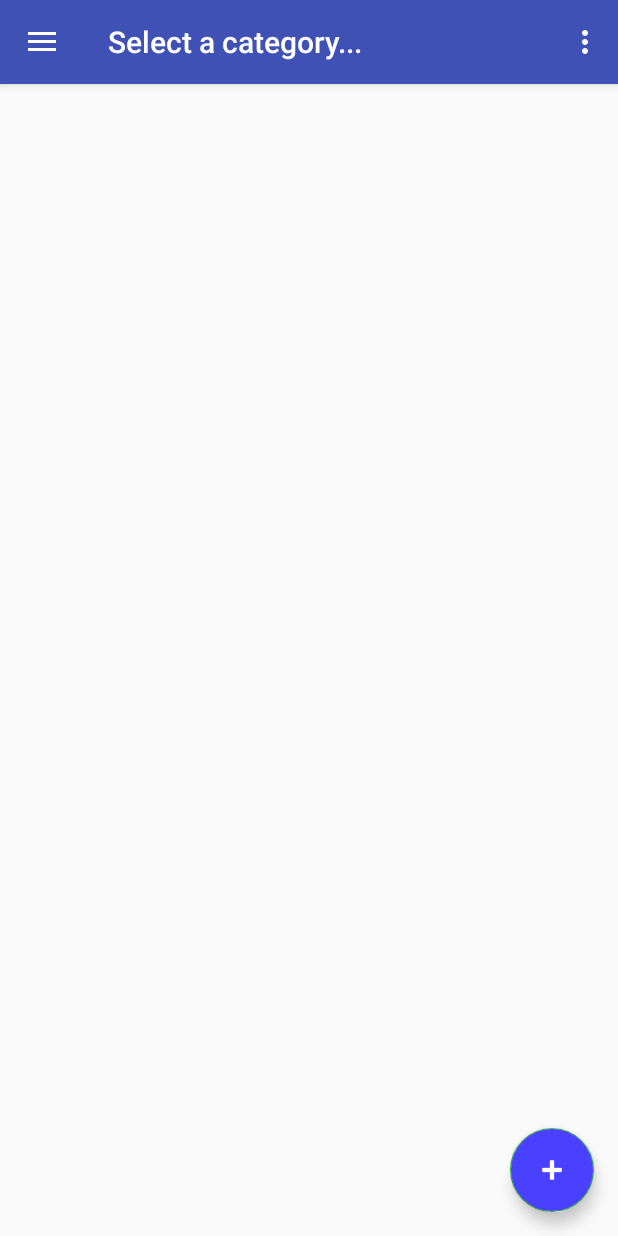
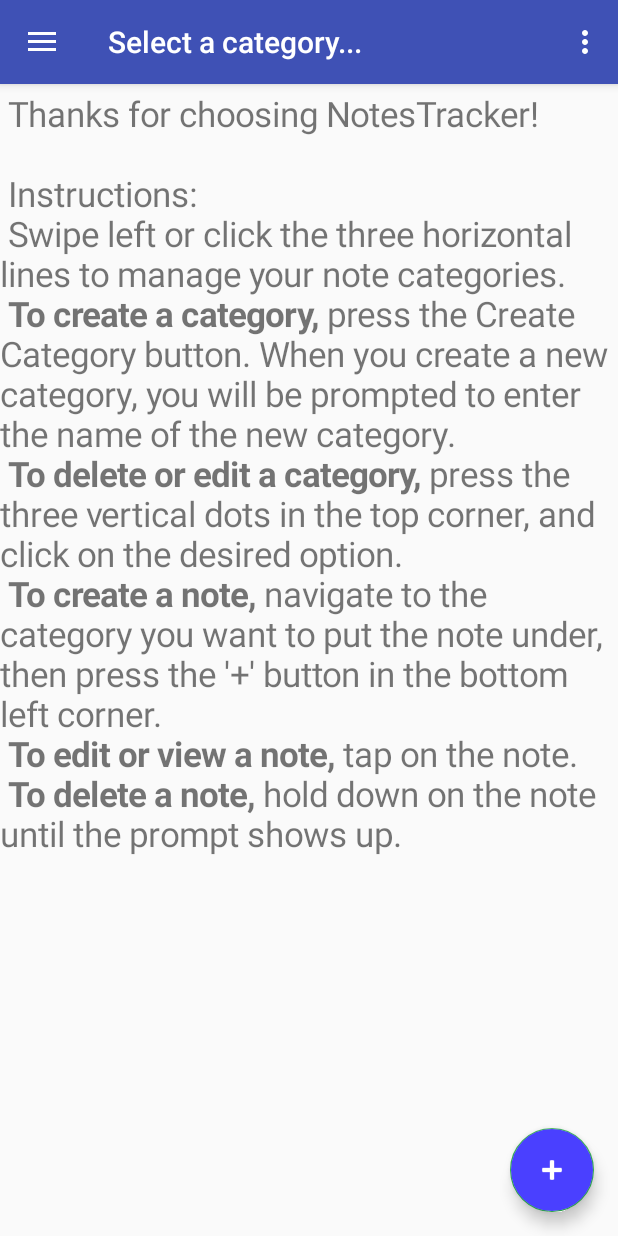
Before and after one commit to hornungt/NotesTracker, an Android app: the screen it shows after launch (MainActivity), on a phone screen of 412 x 824 dp. Run offline under Robolectric (Android 15) with nearby library versions, the phone set to English and light mode, and no system bars.

Commit message:
Added instructions screen. Added comments

```diff
--- a/app/src/main/java/hornungt/com/notestracker/MainActivity.java
+++ b/app/src/main/java/hornungt/com/notestracker/MainActivity.java
@@ -5,6 +5,7 @@ import android.support.design.widget.FloatingActionButton;
 import android.support.v4.app.DialogFragment;
 import android.support.v4.app.Fragment;
 import android.support.v4.app.FragmentTransaction;
+import android.util.TypedValue;
 import android.view.View;
 import android.support.design.widget.NavigationView;
 import android.support.v4.view.GravityCompat;
@@ -15,6 +16,7 @@ import android.support.v7.widget.Toolbar;
 import android.view.Menu;
 import android.view.MenuItem;
 import android.widget.LinearLayout;
+import android.widget.TextView;
 
 import hornungt.com.notestracker.Controller.NoteController;
 import hornungt.com.notestracker.Model.Note;
@@ -62,6 +64,10 @@ public class MainActivity extends AppCompatActivity
         navigationView.setNavigationItemSelectedListener(this);
 
         list = findViewById(R.id.note_view_list);
+        TextView instructions = new TextView(this);
+        instructions.setTextSize(TypedValue.COMPLEX_UNIT_SP, 23);
+        instructions.setText(R.string.instructions);
+        list.addView(instructions);
 
         categoryMenu = navigationView.getMenu().addSubMenu("Categories");
         refreshMenu(null);
--- a/app/src/main/java/hornungt/com/notestracker/View/Fragment/CategoryFragment.java
+++ b/app/src/main/java/hornungt/com/notestracker/View/Fragment/CategoryFragment.java
@@ -20,11 +20,6 @@ public abstract class CategoryFragment extends DialogFragment {
     private TextInputLayout titleLayout;
 
     private OnDataPass passer;
-
-    @Override
-    public View onCreateView(LayoutInflater inflater, ViewGroup container, Bundle savedInstanceState){
-        return inflater.inflate(R.layout.category_dialog, container, false);
-    }
 
     @Override
     public Dialog onCreateDialog(Bundle savedInstanceState){
--- a/app/src/main/java/hornungt/com/notestracker/View/Fragment/NoteFragment.java
+++ b/app/src/main/java/hornungt/com/notestracker/View/Fragment/NoteFragment.java
@@ -22,11 +22,6 @@ public abstract class NoteFragment extends DialogFragment {
     private TextInputLayout titleLayout, descriptionLayout;
 
     private OnDataPass passer;
-
-    @Override
-    public View onCreateView(LayoutInflater inflater, ViewGroup container, Bundle savedInstanceState) {
-        return inflater.inflate(R.layout.note_dialog, container, false);
-    }
 
     @Override
     public Dialog onCreateDialog(Bundle savedInstanceState) {
--- a/app/src/main/res/values/strings.xml
+++ b/app/src/main/res/values/strings.xml
@@ -14,4 +14,18 @@
     <string name="insert_note_title_hint">Note title &#8230;</string>
     <string name="insert_note_description_hint">Description &#8230;</string>
     <string name="invalid_category_alert">Invalid category name</string>
+    <string name="instructions">
+        Thanks for choosing NotesTracker!\n\n
+        Instructions:\n
+        Swipe left or click the three horizontal lines to manage your note categories.\n
+        <b>To create a category,</b> press the "Create Category" button.
+        When you create a new category, you will be prompted to enter the name of the new category.\n
+        <b>To delete or edit a category,</b> press the three vertical dots in the top corner,
+        and click on the desired option.\n
+        <b>To create a note,</b> navigate to the category you want to put the note under, then
+        press the \'+\' button in the bottom left corner.\n
+        <b>To edit or view a note,</b> tap on the note.\n
+        <b>To delete a note,</b> hold down on the note until the prompt shows up.\n
+
+    </string>
 </resources>
```
Also changed, not shown: app/src/main/java/hornungt/com/notestracker/Model/Note.java (+15 -1 lines), app/src/main/java/hornungt/com/notestracker/Model/NoteCategory.java (+31 -8 lines), app/src/main/java/hornungt/com/notestracker/View/CustomView/NotePreviewLayout.java (+9 -0 lines), app/src/main/java/hornungt/com/notestracker/View/Fragment/DeleteCategoryFragment.java (+0 -8 lines), app/src/main/java/hornungt/com/notestracker/View/Fragment/InvalidCategoryAlertFragment.java (+0 -12 lines).
